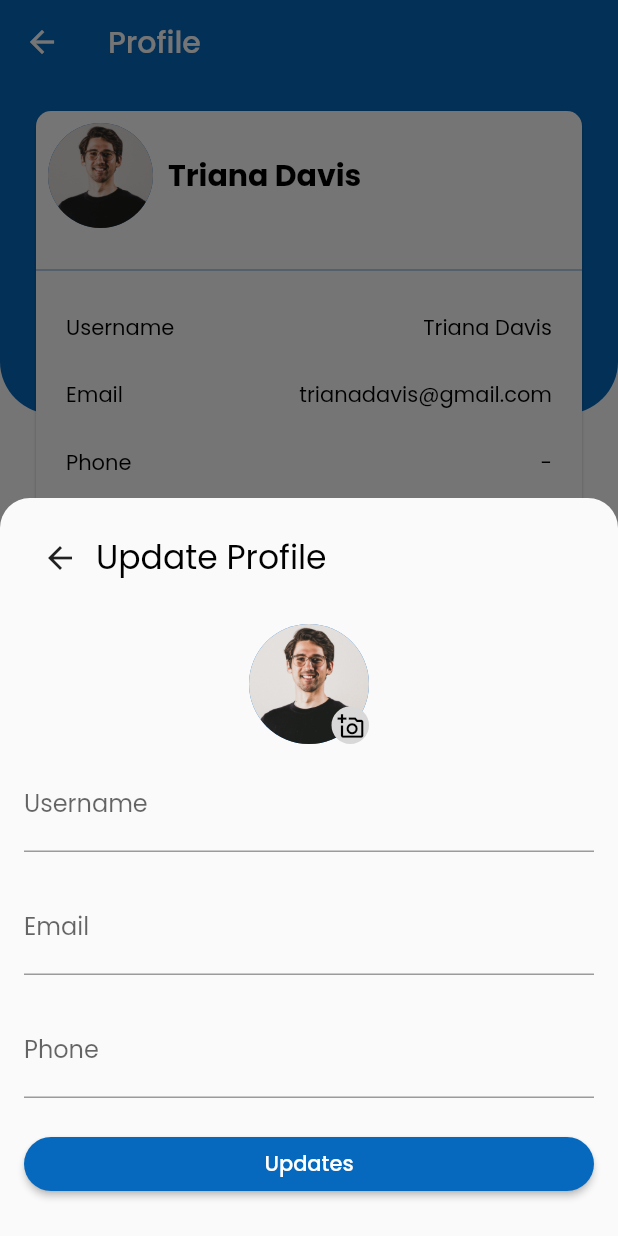
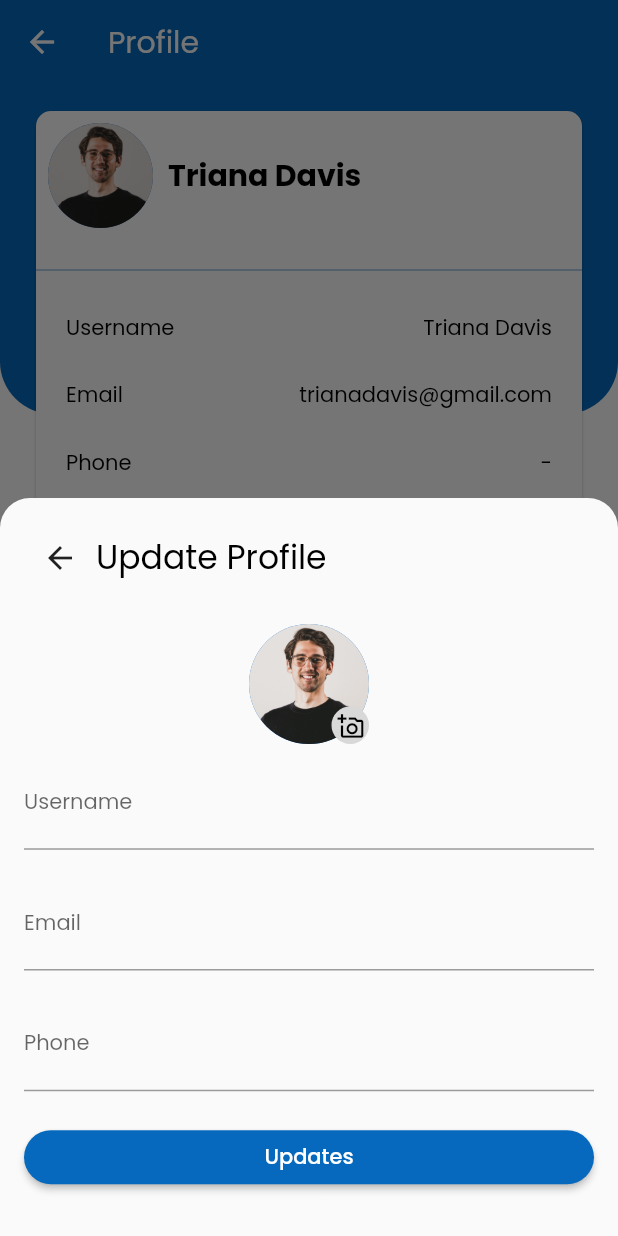
Before and after one commit to nusameals/Capstone-Project-Flutter, a Flutter app: the ProfilScreen screen opened directly, after a tap on "Update Profile", on a phone screen of 412 x 824 dp. Run offline on Flutter 3.47's test engine with Material 2 defaults, Android fonts, the phone set to English and light mode, and no system bars; our stand-ins replace google_fonts, image_picker.

Commit message:
update font

```diff
--- a/lib/main.dart
+++ b/lib/main.dart
@@ -1,6 +1,7 @@
 import 'package:flutter/material.dart';
 import 'package:nusameals/view/auth/login_screen.dart';
 import 'package:provider/provider.dart';
+import 'view/account/profil_screen.dart';
 import 'view/splash_screen.dart';
 import 'view_model/provider/auth_provider.dart';
 
@@ -25,7 +26,7 @@ class MyApp extends StatelessWidget {
           scaffoldBackgroundColor: Colors.white,
           fontFamily: 'poppins',
         ),
-        home: const LoginScreen(),
+        home: const ProfilScreen(),
       ),
     );
   }
--- a/lib/view/account/profil_screen.dart
+++ b/lib/view/account/profil_screen.dart
@@ -25,7 +25,10 @@ class _ProfilScreenState extends State<ProfilScreen> {
           icon: const Icon(Icons.arrow_back, color: Colors.white),
         ),
         title: Text('Profile',
-            style: GoogleFonts.poppins(fontSize: 20, color: Colors.white)),
+            style: GoogleFonts.poppins(
+                fontSize: 20,
+                color: Colors.white,
+                fontWeight: FontWeight.w400)),
       ),
       backgroundColor: Colors.white,
       body: SafeArea(
@@ -65,7 +68,7 @@ class _ProfilScreenState extends State<ProfilScreen> {
                           style: GoogleFonts.poppins(
                               fontSize: 20,
                               color: Colors.black,
-                              fontWeight: FontWeight.bold),
+                              fontWeight: FontWeight.w700),
                         ),
                       ],
                     ),
@@ -100,6 +103,7 @@ class _ProfilScreenState extends State<ProfilScreen> {
                 'Username',
                 style: GoogleFonts.poppins(
                   fontSize: 14,
+                  fontWeight: FontWeight.w400,
                   color: Colors.black,
                 ),
               ),
@@ -107,6 +111,7 @@ class _ProfilScreenState extends State<ProfilScreen> {
                 'Triana Davis',
                 style: GoogleFonts.poppins(
                   fontSize: 14,
+                  fontWeight: FontWeight.w400,
                   color: Colors.black,
                 ),
               )
@@ -120,6 +125,7 @@ class _ProfilScreenState extends State<ProfilScreen> {
                 'Email',
                 style: GoogleFonts.poppins(
                   fontSize: 14,
+                  fontWeight: FontWeight.w400,
                   color: Colors.black,
                 ),
               ),
@@ -127,6 +133,7 @@ class _ProfilScreenState extends State<ProfilScreen> {
                 'trianadavis@gmail.com',
                 style: GoogleFonts.poppins(
                   fontSize: 14,
+                  fontWeight: FontWeight.w400,
                   color: Colors.black,
                 ),
               )
@@ -140,6 +147,7 @@ class _ProfilScreenState extends State<ProfilScreen> {
                 'Phone',
                 style: GoogleFonts.poppins(
                   fontSize: 14,
+                  fontWeight: FontWeight.w400,
                   color: Colors.black,
                 ),
               ),
@@ -147,6 +155,7 @@ class _ProfilScreenState extends State<ProfilScreen> {
                 '-',
                 style: GoogleFonts.poppins(
                   fontSize: 14,
+                  fontWeight: FontWeight.w400,
                   color: Colors.black,
                 ),
               )
@@ -181,9 +190,7 @@ class _ProfilScreenState extends State<ProfilScreen> {
         },
         child: Text(
           'Update Profile',
-          style: GoogleFonts.poppins(
-            fontSize: 14,
-          ),
+          style: GoogleFonts.poppins(fontSize: 14, fontWeight: FontWeight.w500),
         ),
       ),
     );
@@ -220,7 +227,8 @@ class _ProfilScreenState extends State<ProfilScreen> {
           ),
           child: const Text(
             'Logout',
-            style: TextStyle(color: Colors.red),
+            style: TextStyle(
+                fontSize: 14, fontWeight: FontWeight.w400, color: Colors.red),
           ),
         ),
       ),
--- a/lib/view/account/update_profil_screen.dart
+++ b/lib/view/account/update_profil_screen.dart
@@ -39,8 +39,10 @@ class _UpdateProfilScreenState extends State<UpdateProfilScreen> {
                   ),
                   Text(
                     'Update Profile',
-                    style:
-                        GoogleFonts.poppins(fontSize: 22, color: Colors.black),
+                    style: GoogleFonts.poppins(
+                        fontSize: 22,
+                        fontWeight: FontWeight.w400,
+                        color: Colors.black),
                   )
                 ],
               ),
@@ -108,6 +110,7 @@ class _UpdateProfilScreenState extends State<UpdateProfilScreen> {
             'Choose profile photo',
             style: GoogleFonts.poppins(
               fontSize: 20,
+              fontWeight: FontWeight.w400,
             ),
           ),
           const SizedBox(height: 10),
@@ -121,7 +124,10 @@ class _UpdateProfilScreenState extends State<UpdateProfilScreen> {
               ),
               Text(
                 'Camera',
-                style: GoogleFonts.poppins(fontSize: 14),
+                style: GoogleFonts.poppins(
+                  fontSize: 14,
+                  fontWeight: FontWeight.w400,
+                ),
               ),
               IconButton(
                 onPressed: () {
@@ -131,7 +137,10 @@ class _UpdateProfilScreenState extends State<UpdateProfilScreen> {
               ),
               Text(
                 'Gallery',
-                style: GoogleFonts.poppins(fontSize: 14),
+                style: GoogleFonts.poppins(
+                  fontSize: 14,
+                  fontWeight: FontWeight.w400,
+                ),
               ),
             ],
           )
@@ -154,25 +163,28 @@ class _UpdateProfilScreenState extends State<UpdateProfilScreen> {
         TextFormField(
           controller: _usernameController,
           keyboardType: TextInputType.text,
-          decoration: const InputDecoration(
-            labelText: 'Username',
-          ),
+          decoration: InputDecoration(
+              labelText: 'Username',
+              labelStyle: GoogleFonts.poppins(
+                  fontSize: 14, fontWeight: FontWeight.w400)),
         ),
         const SizedBox(height: 20),
         TextFormField(
           controller: _emailController,
           keyboardType: TextInputType.text,
-          decoration: const InputDecoration(
-            labelText: 'Email',
-          ),
+          decoration: InputDecoration(
+              labelText: 'Email',
+              labelStyle: GoogleFonts.poppins(
+                  fontSize: 14, fontWeight: FontWeight.w400)),
         ),
         const SizedBox(height: 20),
         TextFormField(
           controller: _phoneNumberController,
           keyboardType: TextInputType.number,
-          decoration: const InputDecoration(
-            labelText: 'Phone',
-          ),
+          decoration: InputDecoration(
+              labelText: 'Phone',
+              labelStyle: GoogleFonts.poppins(
+                  fontSize: 14, fontWeight: FontWeight.w400)),
         ),
       ],
     );
@@ -188,14 +200,44 @@ class _UpdateProfilScreenState extends State<UpdateProfilScreen> {
             borderRadius: BorderRadius.circular(80),
           ),
         ),
-        onPressed: () {},
+        onPressed: () async {
+          if (validateAndSave()) {
+            // ignore: prefer_const_declarations, unused_local_variable
+            final text = 'Proile has been updated';
+            // ignore: unuseds_local_variable
+            final snackBar = SnackBar(
+              content: Text(
+                text,
+                style: GoogleFonts.poppins(
+                    fontSize: 14,
+                    fontWeight: FontWeight.w400,
+                    color: Colors.black),
+              ),
+              backgroundColor: const Color(0xffCDE1F2),
+              behavior: SnackBarBehavior.floating,
+            );
+
+            ScaffoldMessenger.of(context).showSnackBar(snackBar);
+            await Future.delayed(const Duration(seconds: 2));
+          }
+        },
         child: Text(
           'Updates',
           style: GoogleFonts.poppins(
             fontSize: 14,
+            fontWeight: FontWeight.w500,
           ),
         ),
       ),
     );
   }
+
+  bool validateAndSave() {
+    final form = formKey.currentState;
+    if (form!.validate()) {
+      form.save();
+      return true;
+    }
+    return false;
+  }
 }
```
